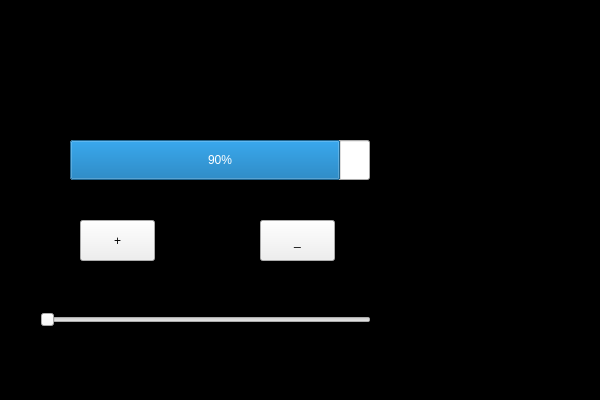
Qt form progress/progressTest.ui (KikyoShaw/QtWidgetsApplication) before a commit.
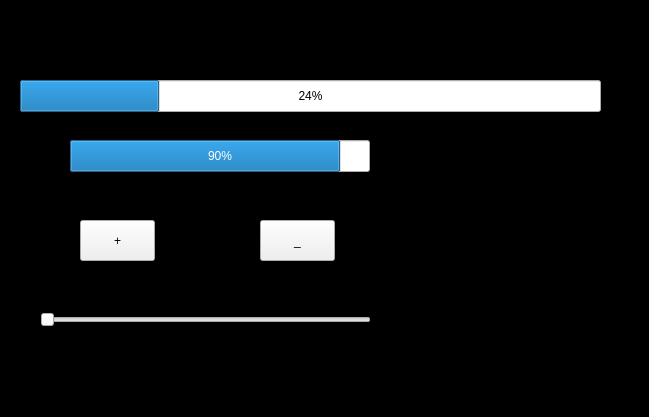
The same form after that commit. Custom widgets are drawn as their Qt base class.

The edit to the form file:
```diff
--- a/progress/progressTest.ui
+++ b/progress/progressTest.ui
@@ -6,8 +6,8 @@
    <rect>
     <x>0</x>
     <y>0</y>
-    <width>600</width>
-    <height>400</height>
+    <width>649</width>
+    <height>417</height>
    </rect>
   </property>
   <property name="windowTitle">
@@ -50,7 +50,7 @@
      <x>70</x>
      <y>140</y>
      <width>300</width>
-     <height>40</height>
+     <height>32</height>
     </rect>
    </property>
    <property name="value">
@@ -73,6 +73,29 @@
     <enum>Qt::Horizontal</enum>
    </property>
   </widget>
+  <widget class="MyProcessBar" name="progressBar_new">
+   <property name="geometry">
+    <rect>
+     <x>20</x>
+     <y>80</y>
+     <width>581</width>
+     <height>32</height>
+    </rect>
+   </property>
+   <property name="value">
+    <number>24</number>
+   </property>
+  </widget>
+  <widget class="QRoundProgressBar" name="widget" native="true">
+   <property name="geometry">
+    <rect>
+     <x>400</x>
+     <y>140</y>
+     <width>171</width>
+     <height>141</height>
+    </rect>
+   </property>
+  </widget>
  </widget>
  <layoutdefault spacing="6" margin="11"/>
  <customwidgets>
@@ -81,6 +104,17 @@
    <extends>QProgressBar</extends>
    <header location="global">vProgressBar.h</header>
   </customwidget>
+  <customwidget>
+   <class>MyProcessBar</class>
+   <extends>QProgressBar</extends>
+   <header location="global">myprocessbar.h</header>
+  </customwidget>
+  <customwidget>
+   <class>QRoundProgressBar</class>
+   <extends>QWidget</extends>
+   <header location="global">qroundprogressbar.h</header>
+   <container>1</container>
+  </customwidget>
  </customwidgets>
  <resources>
   <include location="progressTest.qrc"/>
```
